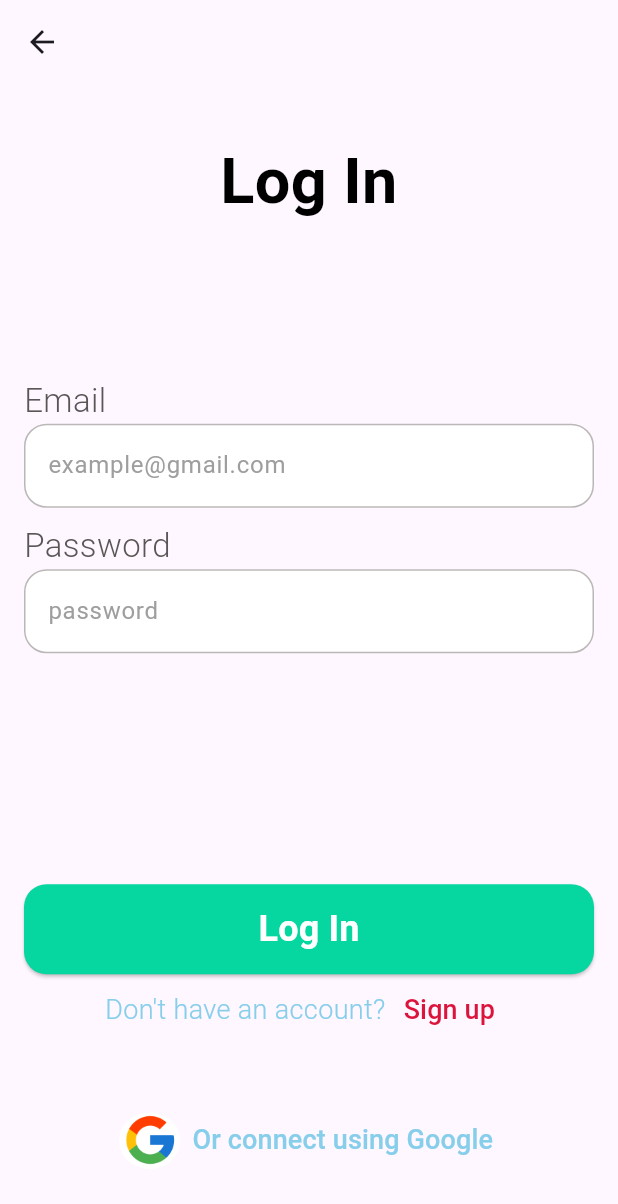
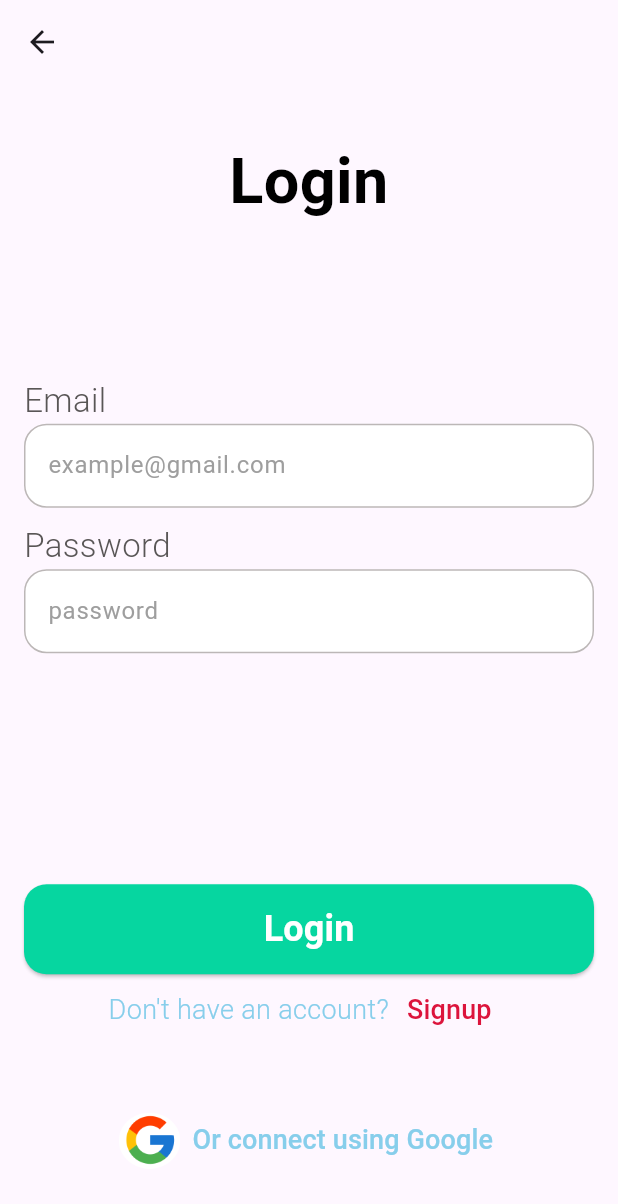
Before and after one commit to MhaamadAli/Cue-App, a Flutter app: the LoginScreen screen opened by its route, on a phone screen of 412 x 824 dp. Shown: the top 1204 px of the screen. Run offline on Flutter 3.47's test engine with Material 3 defaults, Android fonts, the phone set to English and light mode, and no system bars; our stand-ins replace flutter_map, flutter_secure_storage, flutter_svg, geolocator, google_fonts, latlong2 and 1 more; accounts and stored records are empty.

Commit message:
frontend: fixed login screen

```diff
--- a/mobile/lib/screens/auth/login_screen.dart
+++ b/mobile/lib/screens/auth/login_screen.dart
@@ -29,7 +29,7 @@ class LoginScreen extends StatelessWidget {
               crossAxisAlignment: CrossAxisAlignment.stretch,
               children: <Widget>[
                 const Text(
-                  'Log In',
+                  'Login',
                   textAlign: TextAlign.center,
                   style: TextStyle(
                     fontSize: 42,
@@ -54,9 +54,8 @@ class LoginScreen extends StatelessWidget {
                 const SizedBox(height: 154),
                 MainButton(
                     buttonColor: const Color(0xFF06D6A0),
-                    buttonText: 'Log In',
-                    onPressed: () =>
-                        handleLogin(context)),
+                    buttonText: 'Login',
+                    onPressed: () => handleLogin(context)),
                 Row(
                   mainAxisAlignment: MainAxisAlignment.center,
                   children: <Widget>[
@@ -64,7 +63,7 @@ class LoginScreen extends StatelessWidget {
                         style:
                             TextStyle(fontSize: 18, color: Color(0xFF87CEEB))),
                     TextButton(
-                      child: const Text('Sign up',
+                      child: const Text('Signup',
                           style: TextStyle(
                               fontSize: 18, color: Color(0xFFDC143C))),
                       onPressed: () {
@@ -81,9 +80,7 @@ class LoginScreen extends StatelessWidget {
                     'Or connect using Google',
                     style: TextStyle(fontSize: 18, color: Color(0xFF87CEEB)),
                   ),
-                  onPressed: () {
-                    // Handle Google sign-in logic
-                  },
+                  onPressed: () {},
                 ),
               ],
             ),
```
